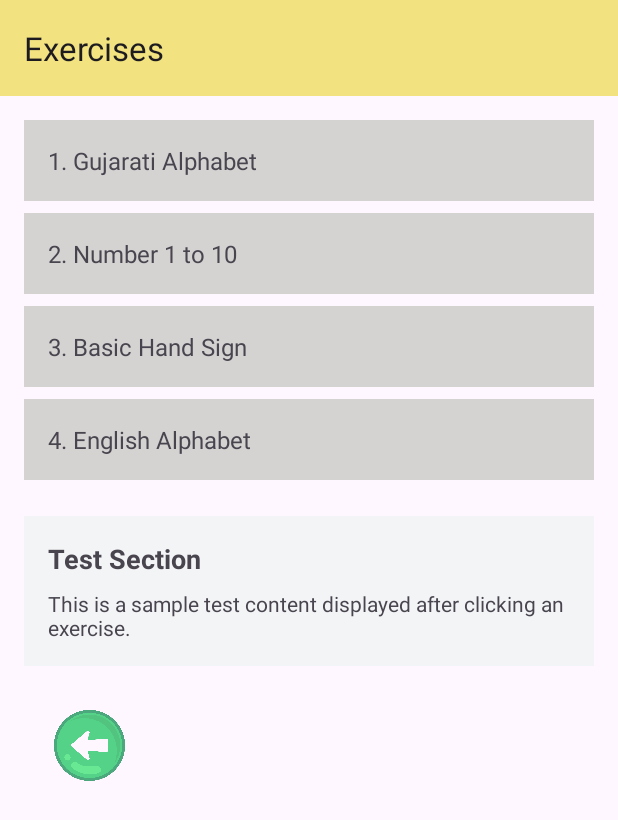
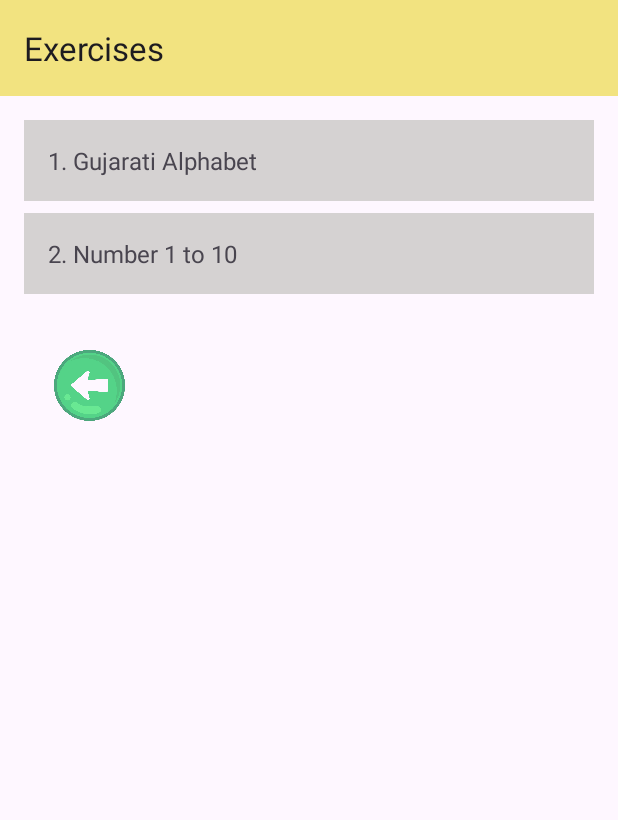
Before and after one commit to Deepraj91/I-Hear-You, an Android app: the ExercisesActivity screen opened directly, with no data from a screen before it, after a tap on "1. Gujarati Alphabet", on a phone screen of 412 x 824 dp. Shown: the top 820 px of the screen. Run offline under Robolectric (Android 15) with nearby library versions, the phone set to English and light mode, and no system bars.

Commit message:
my 15th comment

```diff
--- a/app/src/main/java/com/example/ihearyou/ExercisesActivity.kt
+++ b/app/src/main/java/com/example/ihearyou/ExercisesActivity.kt
@@ -1,45 +1,40 @@
 package com.example.ihearyou
 
-import android.annotation.SuppressLint
+import android.content.Intent
+import android.net.Uri
 import android.os.Bundle
-import android.view.View
 import android.widget.ImageView
-import android.widget.LinearLayout
+import android.widget.TextView
 import androidx.appcompat.app.AppCompatActivity
 
 class ExercisesActivity : AppCompatActivity() {
-    @SuppressLint("MissingInflatedId")
     override fun onCreate(savedInstanceState: Bundle?) {
         super.onCreate(savedInstanceState)
         setContentView(R.layout.activity_exercises)
 
-        val testSection = findViewById<LinearLayout>(R.id.testSection)
+        // URLs for the forms
+        val gujaratiAlphabetUrl = "https://docs.google.com/forms/d/e/1FAIpQLScLkxVm4-KAJWKUs94RVdGLCbnwIvWA_7R44YRLmieW4lqDrw/viewform?usp=header"
+        val numberUrl = "https://docs.google.com/forms/d/e/1FAIpQLSfxtK3pMGE4VjWM2PqaE0bsVnsAtAnrq4SUHsEM-0uPAXuxnQ/viewform?usp=header"
 
-        // Set click listeners for each exercise
-        findViewById<LinearLayout>(R.id.exercise1).setOnClickListener {
-            scrollToTestSection(testSection)
+        // Click listener for Gujarati Alphabet
+        findViewById<TextView>(R.id.exercise1_link).setOnClickListener {
+            openLink(gujaratiAlphabetUrl)
         }
 
-        findViewById<LinearLayout>(R.id.exercise2).setOnClickListener {
-            scrollToTestSection(testSection)
+        // Click listener for Numbers
+        findViewById<TextView>(R.id.exercise2_link).setOnClickListener {
+            openLink(numberUrl)
         }
 
-        findViewById<LinearLayout>(R.id.exercise3).setOnClickListener {
-            scrollToTestSection(testSection)
-        }
-
-        findViewById<LinearLayout>(R.id.exercise4).setOnClickListener {
-            scrollToTestSection(testSection)
-        }
-
-        val backButton: ImageView = findViewById(R.id.backButton)
-        backButton.setOnClickListener {
-            onBackPressedDispatcher.onBackPressed() // Navigate back to the previous screen
+        // Back button navigation
+        findViewById<ImageView>(R.id.backButton).setOnClickListener {
+            onBackPressedDispatcher.onBackPressed()
         }
     }
 
-    private fun scrollToTestSection(testSection: View) {
-        testSection.visibility = View.VISIBLE
-        testSection.requestFocus() // Scrolls to the section
+    // Function to open URL
+    private fun openLink(url: String) {
+        val intent = Intent(Intent.ACTION_VIEW, Uri.parse(url))
+        startActivity(intent)
     }
 }
--- a/app/src/main/java/com/example/ihearyou/LoginActivity.kt
+++ b/app/src/main/java/com/example/ihearyou/LoginActivity.kt
@@ -15,7 +15,7 @@ class LoginActivity : AppCompatActivity() {
 
     // Default email and password for validation
     private val defaultEmail = "kushwahadeepraj91@gmail.com"
-    private val defaultPassword = "number7024313357"
+    private val defaultPassword = "1234"
 
     override fun onCreate(savedInstanceState: Bundle?) {
         super.onCreate(savedInstanceState)
--- a/app/src/main/res/layout/activity_exercises.xml
+++ b/app/src/main/res/layout/activity_exercises.xml
@@ -27,10 +27,8 @@
         android:layout_height="0dp"
         app:layout_constraintBottom_toBottomOf="parent"
         app:layout_constraintEnd_toEndOf="parent"
-        app:layout_constraintHorizontal_bias="0.0"
         app:layout_constraintStart_toStartOf="parent"
-        app:layout_constraintTop_toBottomOf="@id/toolbar"
-        app:layout_constraintVertical_bias="0.0">
+        app:layout_constraintTop_toBottomOf="@id/toolbar">
 
         <LinearLayout
             android:layout_width="match_parent"
@@ -38,7 +36,7 @@
             android:orientation="vertical"
             android:padding="16dp">
 
-            <!-- Exercise 1 -->
+            <!-- Exercise Items -->
             <LinearLayout
                 android:id="@+id/exercise1"
                 android:layout_width="match_parent"
@@ -53,11 +51,11 @@
                     android:layout_height="wrap_content"
                     android:layout_weight="4"
                     android:text="1. Gujarati Alphabet"
-                    android:textSize="16sp" />
+                    android:textSize="16sp"
+                    android:id="@+id/exercise1_link" />
 
             </LinearLayout>
 
-            <!-- Exercise 2 -->
             <LinearLayout
                 android:id="@+id/exercise2"
                 android:layout_width="match_parent"
@@ -72,71 +70,9 @@
                     android:layout_height="wrap_content"
                     android:layout_weight="4"
                     android:text="2. Number 1 to 10"
-                    android:textSize="16sp" />
+                    android:textSize="16sp"
+                    android:id="@+id/exercise2_link" />
 
-            </LinearLayout>
-
-            <!-- Exercise 3 -->
-            <LinearLayout
-                android:id="@+id/exercise3"
-                android:layout_width="match_parent"
-                android:layout_height="wrap_content"
-                android:layout_marginBottom="8dp"
-                android:background="#D5D2D2"
-                android:orientation="horizontal"
-                android:padding="16dp">
-
-                <TextView
-                    android:layout_width="0dp"
-                    android:layout_height="wrap_content"
-                    android:layout_weight="4"
-                    android:text="3. Basic Hand Sign"
-                    android:textSize="16sp" />
-
-            </LinearLayout>
-
-            <!-- Exercise 4 -->
-            <LinearLayout
-                android:id="@+id/exercise4"
-                android:layout_width="match_parent"
-                android:layout_height="wrap_content"
-                android:layout_marginBottom="8dp"
-                android:background="#D5D2D2"
-                android:orientation="horizontal"
-                android:padding="16dp">
-
-                <TextView
-                    android:layout_width="0dp"
-                    android:layout_height="wrap_content"
-                    android:layout_weight="4"
-                    android:text="4. English Alphabet"
-                    android:textSize="16sp" />
-
-            </LinearLayout>
-
-            <!-- Placeholder Test Section -->
-            <LinearLayout
-                android:id="@+id/testSection"
-                android:layout_width="match_parent"
-                android:layout_height="wrap_content"
-                android:orientation="vertical"
-                android:padding="16dp"
-                android:layout_marginTop="16dp"
-                android:background="#F3F4F6"
-                android:visibility="gone">
-
-                <TextView
-                    android:layout_width="wrap_content"
-                    android:layout_height="wrap_content"
-                    android:text="Test Section"
-                    android:textStyle="bold"
-                    android:textSize="18sp"
-                    android:layout_marginBottom="8dp" />
-
-                <TextView
-                    android:layout_width="wrap_content"
-                    android:layout_height="wrap_content"
-                    android:text="This is a sample test content displayed after clicking an exercise." />
             </LinearLayout>
 
             <ImageView
--- a/app/src/main/res/layout/activity_student.xml
+++ b/app/src/main/res/layout/activity_student.xml
@@ -154,6 +154,7 @@
             </LinearLayout>
 
             <!-- Performance -->=
+
             <LinearLayout
                 android:layout_width="wrap_content"
                 android:layout_height="wrap_content"
```
